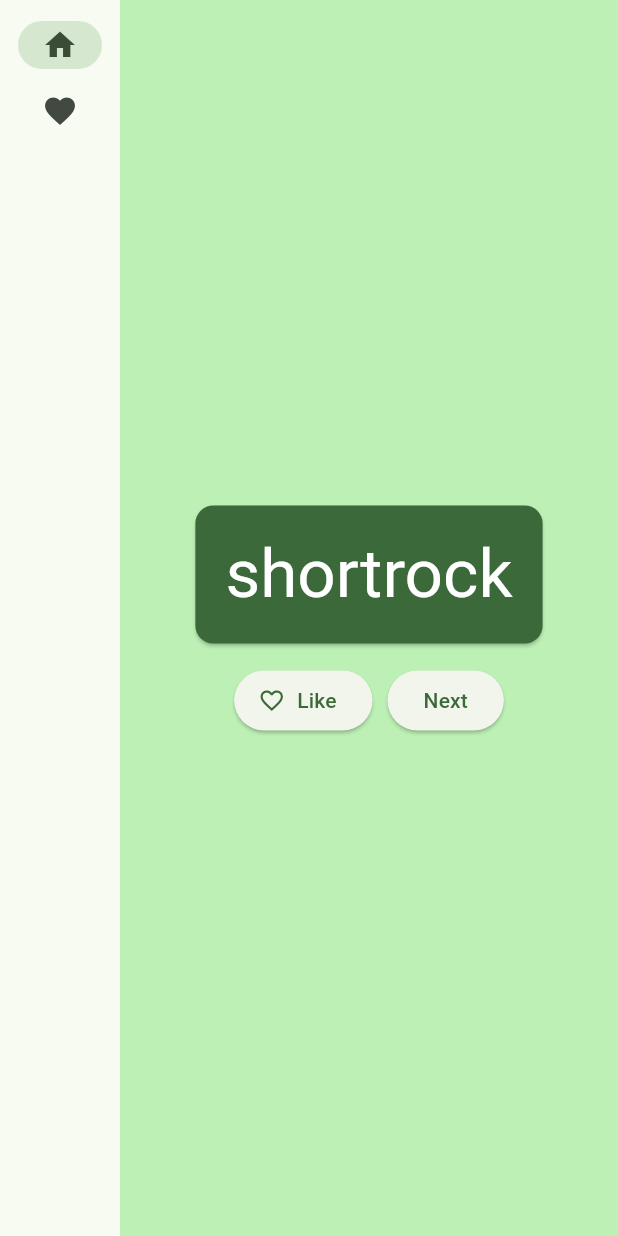
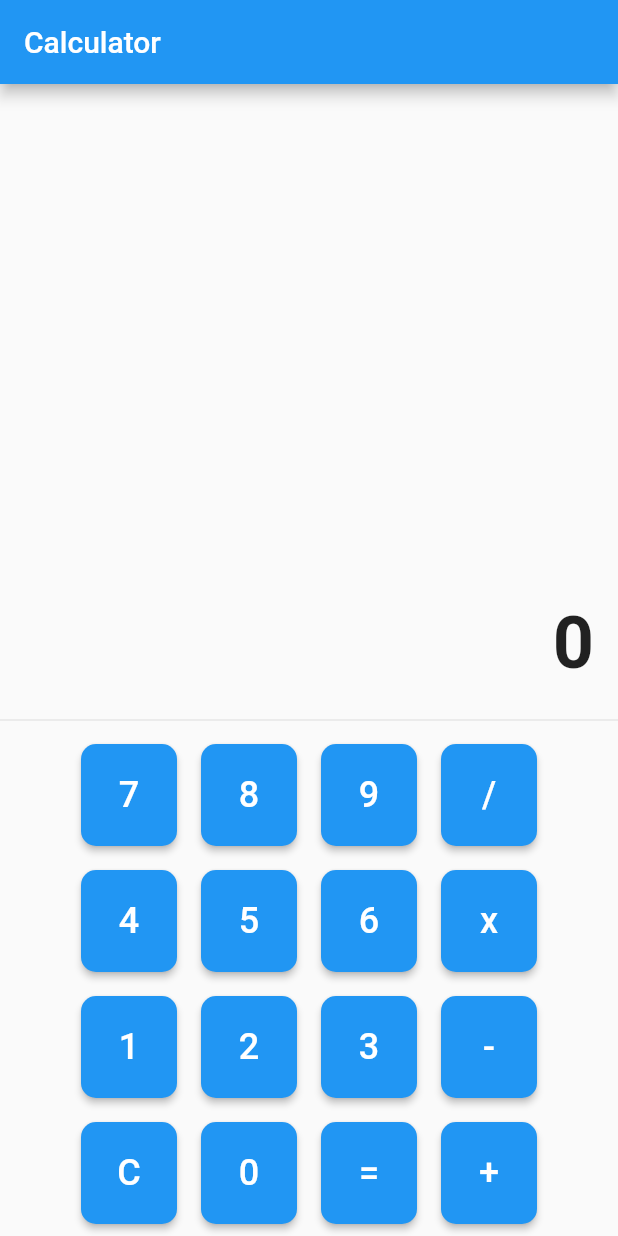
Before and after one commit to tarik1bosunia/flutter_class_work1, a Flutter app: the screen it shows after launch, on a phone screen of 412 x 824 dp. Run offline on Flutter 3.47's test engine with Material 2 defaults, Android fonts, the light colour scheme and no system bars.

Commit message:
calculator UI with basic functionality

```diff
--- a/lib/main.dart
+++ b/lib/main.dart
@@ -1,217 +1,142 @@
-import 'package:english_words/english_words.dart';
 import 'package:flutter/material.dart';
-import 'package:provider/provider.dart';
 
-void main() {
-  runApp(MyApp());
-}
+void main() => runApp(CalculatorApp());
 
-class MyApp extends StatelessWidget {
-  const MyApp({super.key});
-
+class CalculatorApp extends StatelessWidget {
   @override
   Widget build(BuildContext context) {
-    return ChangeNotifierProvider(
-      create: (context) => MyAppState(),
-      child: MaterialApp(
-        title: "Namer App",
-        theme: ThemeData(
-            useMaterial3: true,
-            colorScheme: ColorScheme.fromSeed(seedColor: Colors.green)),
-        home: MyHomePage(),
-      ),
+    return MaterialApp(
+      title: 'Calculator',
+      theme: ThemeData(primarySwatch: Colors.blue),
+      home: CalculatorScreen(),
     );
   }
 }
 
-class MyAppState extends ChangeNotifier {
-  var current = WordPair.random();
-
-  void getNext() {
-    current = WordPair.random();
-    notifyListeners();
+class CalculatorScreen extends StatefulWidget {
+  @override
+  _CalculatorScreenState createState() => _CalculatorScreenState();
 }
 
-  var favorites = <WordPair>[];
+class _CalculatorScreenState extends State<CalculatorScreen> {
+  String _output = "0";
+  double _num1 = 0;
+  double _num2 = 0;
+  String _operator = "";
 
-  void toggleFavorite() {
-    if (favorites.contains(current)) {
-      favorites.remove(current);
+  void _handleButtonClick(String value) {
+    setState(() {
+      if (value == "C") {
+        _output = "0";
+        _num1 = 0;
+        _num2 = 0;
+        _operator = "";
+      } else if (value == "+" || value == "-" || value == "x" || value == "/") {
+        _num1 = double.parse(_output);
+        _operator = value;
+        _output = "0";
+      } else if (value == "=") {
+        _num2 = double.parse(_output);
+        if (_operator == "+") {
+          _output = (_num1 + _num2).toString();
+        } else if (_operator == "-") {
+          _output = (_num1 - _num2).toString();
+        } else if (_operator == "x") {
+          _output = (_num1 * _num2).toString();
+        } else if (_operator == "/") {
+          if (_num2 != 0) {
+            _output = (_num1 / _num2).toString();
           } else {
-      favorites.add(current);
-    }
-    notifyListeners();
+            _output = "Error";
           }
         }
-
-class MyHomePage extends StatefulWidget {
-  const MyHomePage({super.key});
-
-  @override
-  State<MyHomePage> createState() => _MyHomePageState();
+        _operator = "";
+        _num1 = 0;
+        _num2 = 0;
+      } else {
+        if (_output == "0") {
+          _output = value;
+        } else {
+          _output += value;
         }
-
-class _MyHomePageState extends State<MyHomePage> {
-  var selectedIndex = 0;
+      }
+    });
+  }
 
   @override
   Widget build(BuildContext context) {
-    Widget page;
-    switch(selectedIndex){
-      case 0:
-        page = GeneratorPage();
-        break;
-
-      case 1:
-        page = FavoritesPage();
-        break;
-
-      default:
-        throw UnimplementedError("No widget for $selectedIndex");
-    }
-
-
-    return LayoutBuilder(
-      builder: (context, constrains) {
     return Scaffold(
-          body: Row(
-            children: [
-              SafeArea(
-                child: NavigationRail(
-                  extended: constrains.maxWidth >= 600,
-                  destinations: [
-                    NavigationRailDestination(
-                      icon: Icon(Icons.home),
-                      label: Text("Home"),
-                    ),
-                    NavigationRailDestination(
-                      icon: Icon(Icons.favorite),
-                      label: Text("Favorite"),
-                    )
-                  ],
-                  selectedIndex: selectedIndex,
-                  onDestinationSelected: (value) {
-                    setState(() {
-                      selectedIndex = value;
-                    });
-                    print("selected $selectedIndex");
-                  },
+      appBar: AppBar(title: Text("Calculator")),
+      body: Column(
+        children: <Widget>[
+          Expanded(
+            child: Container(
+              padding: EdgeInsets.all(16.0),
+              alignment: Alignment.bottomRight,
+              child: Text(
+                _output,
+                style: TextStyle(fontSize: 48.0, fontWeight: FontWeight.bold),
               ),
             ),
-              Expanded(
-                child: Container(
-                  color: Theme.of(context).colorScheme.primaryContainer,
-                  child: page,
           ),
-              )
+          Divider(),
+          Row(
+            mainAxisAlignment: MainAxisAlignment.center,
+            children: <Widget>[
+              _buildButton("7"),
+              _buildButton("8"),
+              _buildButton("9"),
+              _buildButton("/"),
             ],
           ),
-        );
-      }
-    );
-  }
-}
-
-class GeneratorPage extends StatelessWidget {
-  const GeneratorPage({super.key});
-
-  @override
-  Widget build(BuildContext context) {
-    var appState = context.watch<MyAppState>();
-    var pair = appState.current;
-
-    IconData icon;
-    if (appState.favorites.contains(pair)) {
-      icon = Icons.favorite;
-    } else {
-      icon = Icons.favorite_border;
-    }
-
-    return  Center(
-      child: Column(
+          Row(
             mainAxisAlignment: MainAxisAlignment.center,
-        children: [
-          BigCard(pair: pair),
-          SizedBox(
-            height: 10,
+            children: <Widget>[
+              _buildButton("4"),
+              _buildButton("5"),
+              _buildButton("6"),
+              _buildButton("x"),
+            ],
           ),
           Row(
-            mainAxisSize: MainAxisSize.min,
-            children: [
-              ElevatedButton.icon(
-                onPressed: () {
-                  appState.toggleFavorite();
-                },
-                icon: Icon(icon),
-                label: Text('Like'),
+            mainAxisAlignment: MainAxisAlignment.center,
+            children: <Widget>[
+              _buildButton("1"),
+              _buildButton("2"),
+              _buildButton("3"),
+              _buildButton("-"),
+            ],
           ),
-              SizedBox(
-                width: 10,
-              ),
-              ElevatedButton(
-                onPressed: () {
-                  appState.getNext();
-                },
-                child: Text('Next'),
-              ),
+          Row(
+            mainAxisAlignment: MainAxisAlignment.center,
+            children: <Widget>[
+              _buildButton("C"),
+              _buildButton("0"),
+              _buildButton("="),
+              _buildButton("+"),
             ],
           ),
         ],
       ),
     );
   }
-}
 
-
-class BigCard extends StatelessWidget {
-  const BigCard({super.key, required this.pair});
-
-  final WordPair pair;
-
-  @override
-  Widget build(BuildContext context) {
-    final theme = Theme.of(context);
-    final style = theme.textTheme.displayMedium!.copyWith(
-      color: theme.colorScheme.onPrimary,
-    );
-    return Card(
-      color: theme.colorScheme.primary,
-      child: Padding(
-        padding: const EdgeInsets.all(20.0),
+  Widget _buildButton(String label) {
+    return Container(
+      margin: EdgeInsets.all(8.0),
+      child: ElevatedButton(
+        onPressed: () => _handleButtonClick(label),
         child: Text(
-          pair.asLowerCase,
-          style: style,
-          semanticsLabel: "${pair.first} ${pair.second}",
+          label,
+          style: TextStyle(fontSize: 24.0),
+        ),
+        style: ElevatedButton.styleFrom(
+          padding: EdgeInsets.all(20.0),
+          shape: RoundedRectangleBorder(
+            borderRadius: BorderRadius.circular(10.0),
+          ),
         ),
       ),
     );
   }
 }
-
-class FavoritesPage extends StatelessWidget {
-  @override
-  Widget build(BuildContext context) {
-    var appState = context.watch<MyAppState>();
-
-    if (appState.favorites.isEmpty) {
-      return Center(
-        child: Text('No favorites yet.'),
-      );
-    }
-
-    return ListView(
-      children: [
-        Padding(
-          padding: const EdgeInsets.all(20),
-          child: Text('You have '
-              '${appState.favorites.length} favorites:'),
-        ),
-        for (var pair in appState.favorites)
-          ListTile(
-            leading: Icon(Icons.favorite),
-            title: Text(pair.asLowerCase),
-          ),
-      ],
-    );
-  }
-}
```
Lines whose indentation alone changed are shown as unchanged.
